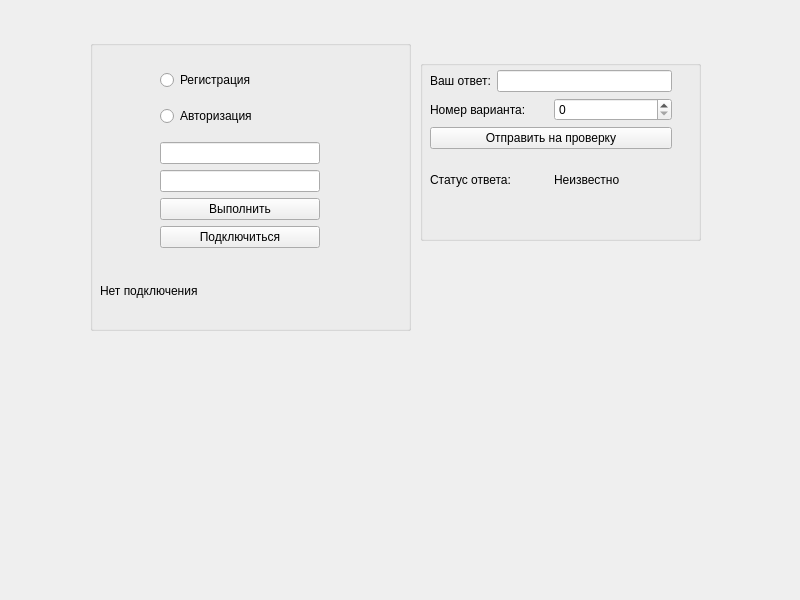
Above: echoClient/mainwindow.ui from 2eFoLt/title-template before the change. Below: the same form after it.
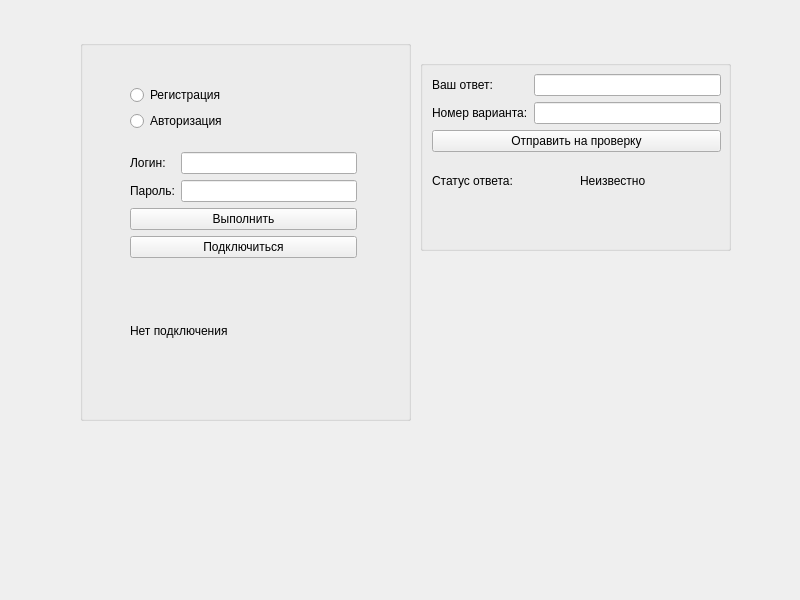
That is the form after the change.

```diff
--- a/echoClient/mainwindow.ui
+++ b/echoClient/mainwindow.ui
@@ -17,10 +17,10 @@
    <widget class="QGroupBox" name="connectBox">
     <property name="geometry">
      <rect>
-      <x>90</x>
+      <x>80</x>
       <y>40</y>
-      <width>321</width>
-      <height>291</height>
+      <width>331</width>
+      <height>381</height>
      </rect>
     </property>
     <property name="title">
@@ -29,25 +29,27 @@
     <widget class="QLabel" name="connectionStatus">
      <property name="geometry">
       <rect>
-       <x>10</x>
-       <y>220</y>
-       <width>361</width>
-       <height>61</height>
+       <x>50</x>
+       <y>230</y>
+       <width>221</width>
+       <height>121</height>
       </rect>
      </property>
      <property name="text">
       <string>Нет подключения</string>
      </property>
     </widget>
-    <widget class="QWidget" name="">
+    <widget class="QWidget" name="layoutWidget">
      <property name="geometry">
       <rect>
-       <x>70</x>
-       <y>20</y>
-       <width>160</width>
-       <height>199</height>
+       <x>50</x>
+       <y>30</y>
+       <width>227</width>
+       <height>205</height>
       </rect>
      </property>
+     <layout class="QVBoxLayout" name="verticalLayout_9">
+      <item>
      <layout class="QVBoxLayout" name="verticalLayout_5">
       <item>
        <widget class="QRadioButton" name="regButton">
@@ -69,16 +71,44 @@
         </property>
        </widget>
       </item>
+       </layout>
+      </item>
       <item>
-       <layout class="QVBoxLayout" name="verticalLayout_4">
+       <layout class="QVBoxLayout" name="verticalLayout_8">
+        <item>
+         <layout class="QHBoxLayout" name="horizontalLayout_4">
         <item>
          <layout class="QVBoxLayout" name="verticalLayout_3">
           <item>
+             <widget class="QLabel" name="label_3">
+              <property name="text">
+               <string>Логин:</string>
+              </property>
+             </widget>
+            </item>
+            <item>
+             <widget class="QLabel" name="label_4">
+              <property name="text">
+               <string>Пароль:</string>
+              </property>
+             </widget>
+            </item>
+           </layout>
+          </item>
+          <item>
+           <layout class="QVBoxLayout" name="verticalLayout_4">
+            <item>
            <widget class="QLineEdit" name="loginLine"/>
           </item>
           <item>
            <widget class="QLineEdit" name="pswdLine"/>
           </item>
+           </layout>
+          </item>
+         </layout>
+        </item>
+        <item>
+         <layout class="QVBoxLayout" name="verticalLayout_7">
           <item>
            <widget class="QPushButton" name="execButton">
             <property name="text">
@@ -86,8 +116,6 @@
             </property>
            </widget>
           </item>
-         </layout>
-        </item>
         <item>
          <widget class="QPushButton" name="connectButton">
           <property name="text">
@@ -98,6 +126,8 @@
        </layout>
       </item>
      </layout>
+      </item>
+     </layout>
     </widget>
    </widget>
    <widget class="QGroupBox" name="answerBox">
@@ -105,8 +135,8 @@
      <rect>
       <x>420</x>
       <y>60</y>
-      <width>281</width>
-      <height>181</height>
+      <width>311</width>
+      <height>191</height>
      </rect>
     </property>
     <property name="title">
@@ -115,20 +145,18 @@
     <widget class="QWidget" name="">
      <property name="geometry">
       <rect>
-       <x>10</x>
-       <y>10</y>
-       <width>242</width>
-       <height>134</height>
+       <x>12</x>
+       <y>14</y>
+       <width>289</width>
+       <height>130</height>
       </rect>
      </property>
      <layout class="QVBoxLayout" name="verticalLayout_6">
       <item>
+       <layout class="QHBoxLayout" name="horizontalLayout">
+        <item>
        <layout class="QVBoxLayout" name="verticalLayout_2">
         <item>
-         <layout class="QVBoxLayout" name="verticalLayout">
-          <item>
-           <layout class="QHBoxLayout" name="horizontalLayout_2">
-            <item>
              <widget class="QLabel" name="label_2">
               <property name="text">
                <string>Ваш ответ:</string>
@@ -136,21 +164,21 @@
              </widget>
             </item>
             <item>
-             <widget class="QLineEdit" name="taskLine"/>
-            </item>
-           </layout>
-          </item>
-          <item>
-           <layout class="QHBoxLayout" name="horizontalLayout">
-            <item>
              <widget class="QLabel" name="label">
               <property name="text">
                <string>Номер варианта:</string>
               </property>
              </widget>
             </item>
+         </layout>
+        </item>
             <item>
-             <widget class="QSpinBox" name="spinBox"/>
+         <layout class="QVBoxLayout" name="verticalLayout">
+          <item>
+           <widget class="QLineEdit" name="taskLine"/>
+          </item>
+          <item>
+           <widget class="QLineEdit" name="answerLine"/>
             </item>
            </layout>
           </item>
@@ -163,10 +191,8 @@
           </property>
          </widget>
         </item>
-       </layout>
-      </item>
       <item>
-       <layout class="QHBoxLayout" name="horizontalLayout_3">
+       <layout class="QHBoxLayout" name="horizontalLayout_2">
         <item>
          <widget class="QLabel" name="labelAnswerStatus">
           <property name="text">
```
Lines whose indentation alone changed are shown as unchanged.
